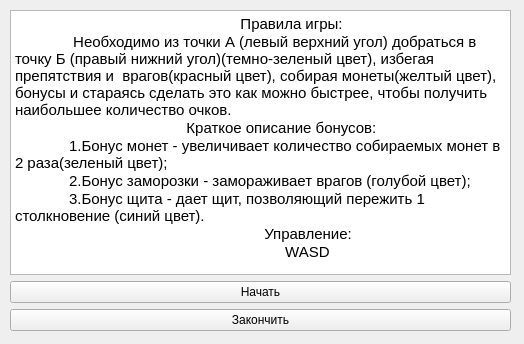
Qt form startwindow.ui (AlHudnitskii/Kyrsach) before a commit.
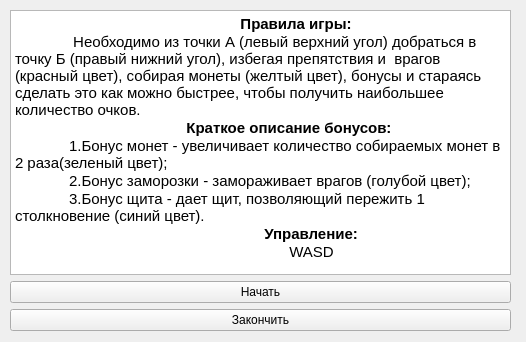
The same form after that commit.

Patch:
```diff
--- a/startwindow.ui
+++ b/startwindow.ui
@@ -6,8 +6,8 @@
    <rect>
     <x>0</x>
     <y>0</y>
-    <width>524</width>
-    <height>344</height>
+    <width>526</width>
+    <height>342</height>
    </rect>
   </property>
   <property name="windowTitle">
@@ -35,14 +35,14 @@
 li.unchecked::marker { content: &quot;\2610&quot;; }
 li.checked::marker { content: &quot;\2612&quot;; }
 &lt;/style&gt;&lt;/head&gt;&lt;body style=&quot; font-family:'Ubuntu'; font-size:11pt; font-weight:400; font-style:normal;&quot;&gt;
-&lt;p style=&quot; margin-top:0px; margin-bottom:0px; margin-left:0px; margin-right:0px; -qt-block-indent:0; text-indent:0px;&quot;&gt;                 	                                   Правила игры:&lt;/p&gt;
-&lt;p style=&quot; margin-top:0px; margin-bottom:0px; margin-left:0px; margin-right:0px; -qt-block-indent:0; text-indent:0px;&quot;&gt;              Необходимо из точки А (левый верхний угол) добраться в точку Б (правый нижний угол)(темно-зеленый цвет), избегая препятствия и  врагов(красный цвет), собирая монеты(желтый цвет), бонусы и стараясь сделать это как можно быстрее, чтобы получить наибольшее количество очков. &lt;/p&gt;
-&lt;p style=&quot; margin-top:0px; margin-bottom:0px; margin-left:0px; margin-right:0px; -qt-block-indent:0; text-indent:0px;&quot;&gt;                 	                      Краткое описание бонусов:&lt;/p&gt;
+&lt;p style=&quot; margin-top:0px; margin-bottom:0px; margin-left:0px; margin-right:0px; -qt-block-indent:0; text-indent:0px;&quot;&gt;                 	                                   &lt;span style=&quot; font-weight:700;&quot;&gt;Правила игры:&lt;/span&gt;&lt;/p&gt;
+&lt;p style=&quot; margin-top:0px; margin-bottom:0px; margin-left:0px; margin-right:0px; -qt-block-indent:0; text-indent:0px;&quot;&gt;              Необходимо из точки А (левый верхний угол) добраться в точку Б (правый нижний угол), избегая препятствия и  врагов (красный цвет), собирая монеты (желтый цвет), бонусы и стараясь сделать это как можно быстрее, чтобы получить наибольшее количество очков. &lt;/p&gt;
+&lt;p style=&quot; margin-top:0px; margin-bottom:0px; margin-left:0px; margin-right:0px; -qt-block-indent:0; text-indent:0px;&quot;&gt;                 	                      &lt;span style=&quot; font-weight:700;&quot;&gt;Краткое описание бонусов:&lt;/span&gt;&lt;/p&gt;
 &lt;p style=&quot; margin-top:0px; margin-bottom:0px; margin-left:0px; margin-right:0px; -qt-block-indent:0; text-indent:0px;&quot;&gt;             1.Бонус монет - увеличивает количество собираемых монет в 2 раза(зеленый цвет);&lt;/p&gt;
 &lt;p style=&quot; margin-top:0px; margin-bottom:0px; margin-left:0px; margin-right:0px; -qt-block-indent:0; text-indent:0px;&quot;&gt;             2.Бонус заморозки - замораживает врагов (голубой цвет);&lt;/p&gt;
 &lt;p style=&quot; margin-top:0px; margin-bottom:0px; margin-left:0px; margin-right:0px; -qt-block-indent:0; text-indent:0px;&quot;&gt;             3.Бонус щита - дает щит, позволяющий пережить 1 столкновение (синий цвет). &lt;/p&gt;
-&lt;p style=&quot; margin-top:0px; margin-bottom:0px; margin-left:0px; margin-right:0px; -qt-block-indent:0; text-indent:0px;&quot;&gt;                                                            Управление: &lt;/p&gt;
-&lt;p style=&quot; margin-top:0px; margin-bottom:0px; margin-left:0px; margin-right:0px; -qt-block-indent:0; text-indent:0px;&quot;&gt;                                                                 WASD&lt;/p&gt;&lt;/body&gt;&lt;/html&gt;</string>
+&lt;p style=&quot; margin-top:0px; margin-bottom:0px; margin-left:0px; margin-right:0px; -qt-block-indent:0; text-indent:0px;&quot;&gt;                                                            &lt;span style=&quot; font-weight:700;&quot;&gt;Управление: &lt;/span&gt;&lt;/p&gt;
+&lt;p style=&quot; margin-top:0px; margin-bottom:0px; margin-left:0px; margin-right:0px; -qt-block-indent:0; text-indent:0px;&quot;&gt;                                                                  WASD&lt;/p&gt;&lt;/body&gt;&lt;/html&gt;</string>
         </property>
        </widget>
       </item>
```
Left out of the diff: 2 changed lines with no effect on the pictures.
